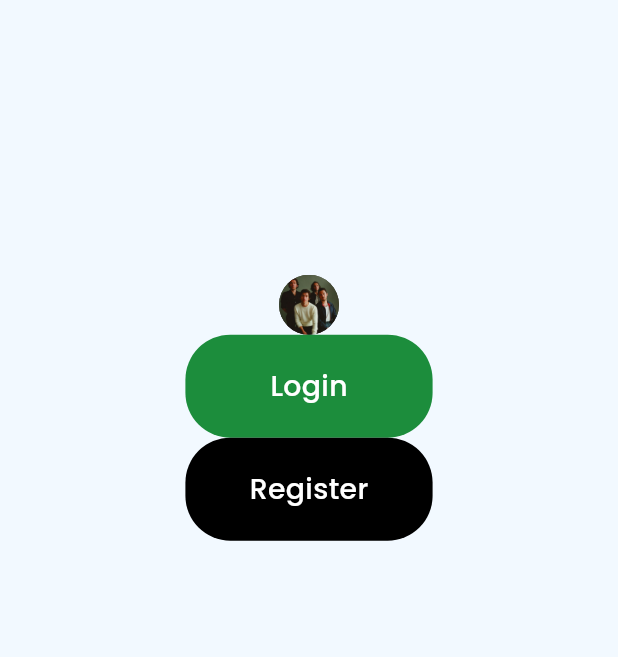
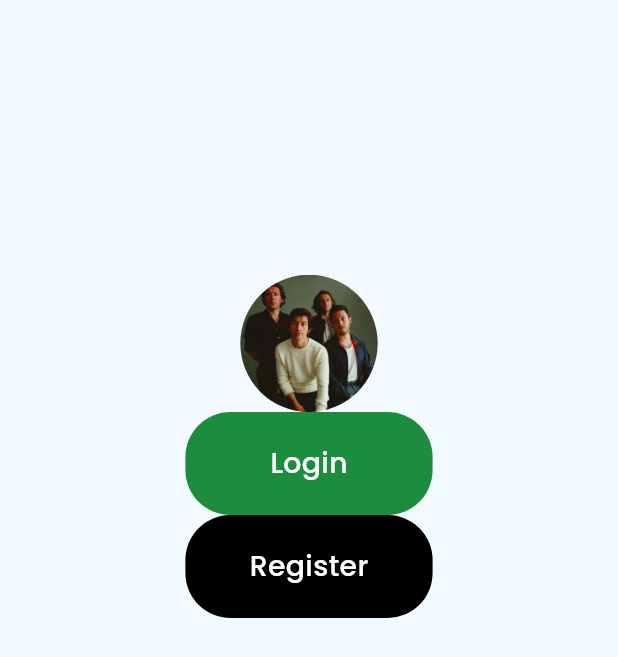
Before and after one commit to harveyyjones/spotify-project, a Flutter app: the screen it shows after launch, on a phone screen of 412 x 824 dp. Shown: the top 657 px of the screen. Run offline on Flutter 3.47's test engine with Material 3 defaults, Android fonts, the phone set to English and light mode, and no system bars; our stand-ins replace cloud_firestore, firebase_auth, firebase_core, firebase_storage, flutter_screenutil, google_fonts and 3 more; missing offline and left inert: spotify_sdk; accounts and stored records are empty.

Commit message:
landing page uı progress.

```diff
--- a/lib/screens/landing_screen.dart
+++ b/lib/screens/landing_screen.dart
@@ -27,18 +27,11 @@ class _LandingPageState extends State<LandingPage> {
               width: MediaQuery.of(context).size.width,
               height: MediaQuery.of(context).size.height / 4.5,
             ),
-            const LandingElement(),
+            LandingElement(
+              uri: "arcticmonkeys",
+            ),
             GeneralButton(
                 "Login", LoginPage(), Color.fromARGB(255, 28, 141, 60)),
-            // SizedBox(
-            //   height: screenHeight / 20,
-            //   child: Center(
-            //     child: Text(
-            //       "or",
-            //       style: GoogleFonts.poppins(fontWeight: FontWeight.w600),
-            //     ),
-            //   ),
-            // ),
             GeneralButton("Register", RegisterPage(), Colors.black),
           ],
         ),
@@ -81,13 +74,17 @@ class GeneralButton extends StatelessWidget {
 }
 
 class LandingElement extends StatelessWidget {
-  const LandingElement({super.key});
+  LandingElement({super.key, required this.uri});
+  String uri;
 
   @override
   Widget build(BuildContext context) {
-    return CircleAvatar(
-      backgroundImage: AssetImage("lib/assets/arcticmonkeys.jpg"),
-      foregroundImage: AssetImage("lib/assets/arcticmonkeys.jpg"),
+    return Container(
+      child: CircleAvatar(
+        radius: 80.sp,
+        // backgroundImage: AssetImage("lib/assets/arcticmonkeys.jpg"),
+        foregroundImage: AssetImage("lib/assets/${uri}.jpg"),
+      ),
     );
   }
 }
```
